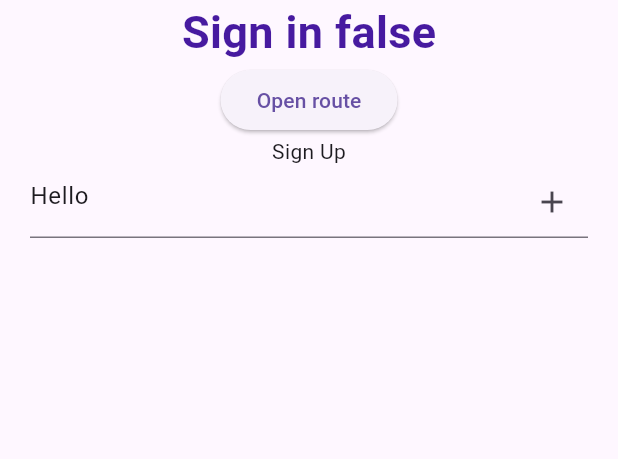
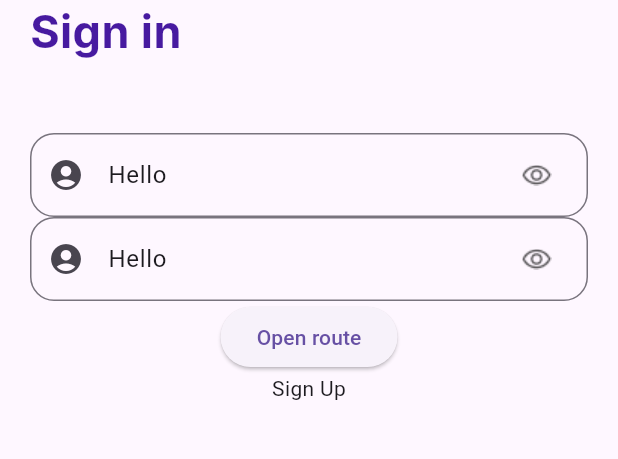
Before and after one commit to specsxc/flutter-app, a Flutter app: the screen it shows after launch, on a phone screen of 412 x 824 dp, the part 287-746 px from its top. Run offline on Flutter 3.47's test engine with Material 3 defaults, Android fonts, the phone set to English and light mode, and no system bars; Roboto replaces fonts that are missing (Inter).

Commit message:
reorganized widgets

```diff
--- a/lib/utils/my_images.dart
+++ b/lib/utils/my_images.dart
@@ -1,4 +1,5 @@
 class MyImages {
   static const _assetsFolder = 'assets/images';
   static const logo = '$_assetsFolder/logo.png';
+  static const vector = '$_assetsFolder/vector.png';
 }
--- /dev/null
+++ b/lib/utils/my_strings.dart
@@ -0,0 +1,3 @@
+class MyStrings{
+  static const titleText = 'Sign in';
+}
--- a/lib/views/login/login_view.dart
+++ b/lib/views/login/login_view.dart
@@ -1,8 +1,10 @@
 import 'package:flutter/material.dart';
 import 'package:flutter_app/utils/my_colors.dart';
 import 'package:flutter_app/utils/my_images.dart';
+import 'package:flutter_app/utils/my_strings.dart';
 import 'package:flutter_app/views/register/register_view.dart';
 import 'package:flutter_app/views/widgets/basic_text_form_field.dart';
+import 'package:flutter_app/views/widgets/signInText.dart';
 
 class LoginView extends StatefulWidget {
   const LoginView({super.key});
@@ -24,7 +26,21 @@ class _LoginViewState extends State<LoginView> {
             children: [
               const SizedBox(height: 62),
               Image.asset(MyImages.logo),
-              _signInText(boolValue),
+              const Align(
+                alignment: Alignment.centerLeft,
+                child: TitleScreen(titleText: MyStrings.titleText),
+              ),
+              const SizedBox(height: 46),
+              const BasicTextFormField(
+                initialValue: 'Hello',
+                decoration: InputDecoration(
+                ),
+              ),
+              const BasicTextFormField(
+                initialValue: 'Hello',
+                decoration: InputDecoration(
+                ),
+              ),
               ElevatedButton(
                 child: const Text('Open route'),
                 onPressed: () {
@@ -44,9 +60,6 @@ class _LoginViewState extends State<LoginView> {
                   });
                 },
               ),
-              const BasicTextFormField(
-                initialValue: 'Hello',
-              ),
             ],
           ),
         ),
@@ -54,14 +67,3 @@ class _LoginViewState extends State<LoginView> {
     );
   }
 }
-
-Widget _signInText(bool boolValue) {
-  return Text(
-    'Sign in $boolValue',
-    style: TextStyle(
-      fontSize: 30,
-      fontWeight: FontWeight.w700,
-      color: MyColors.purpleColor,
-    ),
-  );
-}
--- a/lib/views/widgets/basic_text_form_field.dart
+++ b/lib/views/widgets/basic_text_form_field.dart
@@ -1,10 +1,12 @@
 import 'package:flutter/material.dart';
 import 'package:flutter_app/utils/my_colors.dart';
+
+import 'package:flutter_app/utils/my_images.dart';
 
 class BasicTextFormField extends StatelessWidget {
   final String initialValue;
 
-  const BasicTextFormField({required this.initialValue, super.key});
+  const BasicTextFormField({required this.initialValue, super.key, required InputDecoration decoration});
 
   @override
   Widget build(BuildContext context) {
@@ -12,7 +14,16 @@ class BasicTextFormField extends StatelessWidget {
       padding: const EdgeInsets.symmetric(horizontal: 20),
       child: TextFormField(
         initialValue: initialValue,
-        decoration: InputDecoration(suffixIcon: Icon(Icons.add)),
+        decoration: InputDecoration(
+            prefixIcon: const Icon(Icons.account_circle),
+            suffixIcon: Image.asset(MyImages.vector),
+          border: OutlineInputBorder(
+          borderRadius: BorderRadius.circular(16),
+            borderSide: BorderSide(
+                color: MyColors.purpleColorBorder,
+                width: 2,
+            ),
+        ),),
       ),
     );
   }
--- /dev/null
+++ b/lib/views/widgets/signInText.dart
@@ -0,0 +1,23 @@
+import 'package:flutter/material.dart';
+import 'package:flutter_app/utils/my_colors.dart';
+
+class TitleScreen extends StatelessWidget {
+  final String titleText;
+  const TitleScreen({required this.titleText, super.key});
+
+  @override
+  Widget build(BuildContext context) {
+    return Padding(
+      padding: const EdgeInsets.symmetric(horizontal: 20),
+      child: Text(
+        titleText,
+        style: TextStyle(
+          fontSize: 30,
+          fontWeight: FontWeight.w700,
+          color: MyColors.purpleColor,
+          fontFamily: 'Inter',
+        ),
+      ),
+    );
+  }
+}
--- a/pubspec.yaml
+++ b/pubspec.yaml
@@ -7,6 +7,7 @@ environment:
 
 dependencies:
   cupertino_icons: ^1.0.8
+  font_awesome_flutter: ^10.4.0
   flutter:
     sdk: flutter
   very_good_analysis: 6.0.0
```
Also changed, not shown: assets/images/vector.png (added), pubspec.lock.
